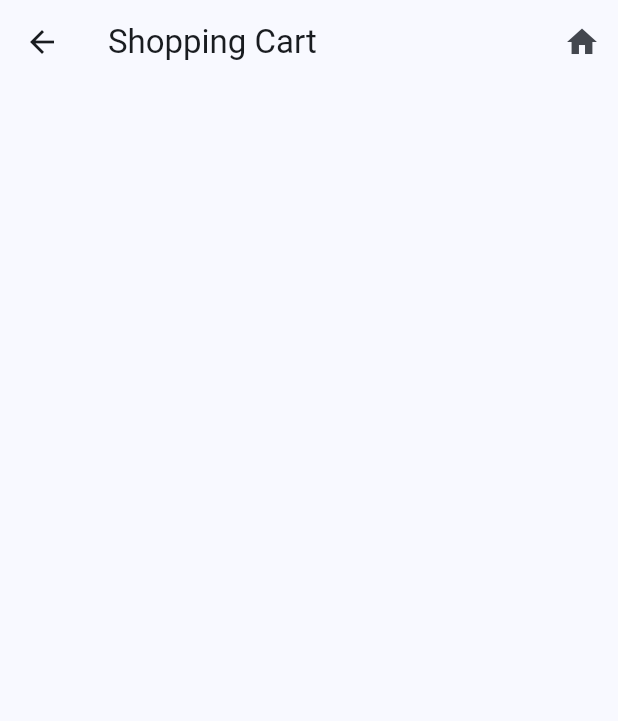
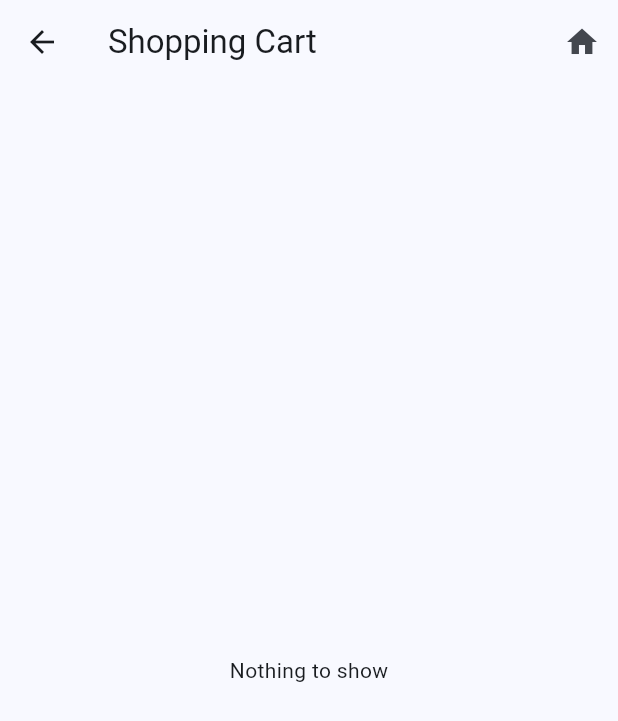
Before and after one commit to ammarabid29/Shopping-Stripe-App, a Flutter app: the ShoppingCartScreen screen opened directly, on a phone screen of 412 x 824 dp. Shown: the top 721 px of the screen. Run offline on Flutter 3.47's test engine with Material 3 defaults, Android fonts, the phone set to English and light mode, and no system bars; our stand-ins replace flutter_riverpod, flutter_svg.

Commit message:
Cart Screen completed

```diff
--- a/lib/features/cart/presentation/view_models/cart_view_model.dart
+++ b/lib/features/cart/presentation/view_models/cart_view_model.dart
@@ -13,11 +13,11 @@ class ShoppingCartNotifier extends StateNotifier<List<ProductModel>> {
 
   void addProduct(ProductModel product) {
     final exist = state.any((p) => p.id == product.id);
-
     if (exist) {
       state = state.map((p) {
         if (p.id == product.id) {
           return ProductModel(
+            id: p.id,
             name: p.name,
             image: p.image,
             price: p.price,
@@ -40,6 +40,7 @@ class ShoppingCartNotifier extends StateNotifier<List<ProductModel>> {
             if (p.id == product.id) {
               return p.quantity > 1
                   ? ProductModel(
+                      id: p.id,
                       name: p.name,
                       image: p.image,
                       price: p.price,
--- a/lib/features/cart/presentation/views/cart_screen.dart
+++ b/lib/features/cart/presentation/views/cart_screen.dart
@@ -1,16 +1,88 @@
 import 'package:flutter/material.dart';
+import 'package:flutter_riverpod/flutter_riverpod.dart';
 import 'package:shopping_stripe_app/core/common_features/app_bar.dart';
+import 'package:shopping_stripe_app/features/cart/presentation/view_models/cart_view_model.dart';
+import 'package:shopping_stripe_app/features/cart/presentation/views/widgets/shopping_cart_card.dart';
+import 'package:shopping_stripe_app/features/products/presentation/views/products_screen.dart';
 
-class ShoppingCartScreen extends StatelessWidget {
+class ShoppingCartScreen extends ConsumerWidget {
   const ShoppingCartScreen({super.key});
 
   @override
-  Widget build(BuildContext context) {
+  Widget build(BuildContext context, WidgetRef ref) {
+    final cartProducts = ref.watch(shoppingCartProvider);
+
     return Scaffold(
       appBar: AppBarDesign(
-        function: () {},
+        function: () {
+          Navigator.of(context).push(
+            MaterialPageRoute(
+              builder: (ctx) => const ProductsScreen(),
+            ),
+          );
+        },
         title: "Shopping Cart",
       ),
+      body: cartProducts.isNotEmpty
+          ? Column(
+              children: [
+                SizedBox(
+                  height: MediaQuery.of(context).size.height - 350,
+                  child: Expanded(
+                    child: ListView.builder(
+                      itemCount: cartProducts.length,
+                      itemExtent: 80,
+                      itemBuilder: (ctx, index) {
+                        return Padding(
+                          padding: const EdgeInsets.only(top: 8.0),
+                          child: SizedBox(
+                            height: 300,
+                            child: ShoppingCartCard(
+                              product: cartProducts[index],
+                            ),
+                          ),
+                        );
+                      },
+                    ),
+                  ),
+                ),
+                const SizedBox(height: 20),
+                const Row(
+                  mainAxisAlignment: MainAxisAlignment.spaceEvenly,
+                  children: [
+                    Text(
+                      "Total Amount:",
+                      style: TextStyle(
+                        fontSize: 18,
+                        fontWeight: FontWeight.bold,
+                      ),
+                    ),
+                    Text(
+                      "\$843290.20",
+                      style: TextStyle(
+                        fontSize: 16,
+                        fontWeight: FontWeight.bold,
+                        color: Colors.red,
+                      ),
+                    ),
+                  ],
+                ),
+                const SizedBox(height: 30),
+                ElevatedButton(
+                  onPressed: () {},
+                  style: ElevatedButton.styleFrom(
+                    backgroundColor: Colors.blue,
+                  ),
+                  child: const Text(
+                    "Proceed to payment",
+                    style: TextStyle(color: Colors.white),
+                  ),
+                ),
+              ],
+            )
+          : const Center(
+              child: Text("Nothing to show"),
+            ),
     );
   }
 }
--- a/lib/features/products/data/products.dart
+++ b/lib/features/products/data/products.dart
@@ -17,7 +17,7 @@ List<ProductModel> products = [
     price: 800.00,
   ),
   ProductModel(
-    name: "Pink Dress",
+    name: "Dress",
     image: "assets/images/pinkdress.png",
     price: 200.00,
   ),
--- a/lib/features/products/domain/product_model.dart
+++ b/lib/features/products/domain/product_model.dart
@@ -10,9 +10,10 @@ class ProductModel {
   final int quantity;
 
   ProductModel({
+    String? id,
     required this.name,
     required this.image,
     required this.price,
     this.quantity = 1,
-  }) : id = uuid.v4();
+  }) : id = id ?? uuid.v4();
 }
```
Also changed, not shown: lib/features/cart/presentation/views/widgets/shopping_cart_card.dart (added, +65 -0 lines), lib/features/products/presentation/views/products_screen.dart (+2 -28 lines), lib/features/products/presentation/views/widgets/product_card.dart (+19 -27 lines), lib/features/cart/presentation/views/widgets/cart_card.dart (deleted).
